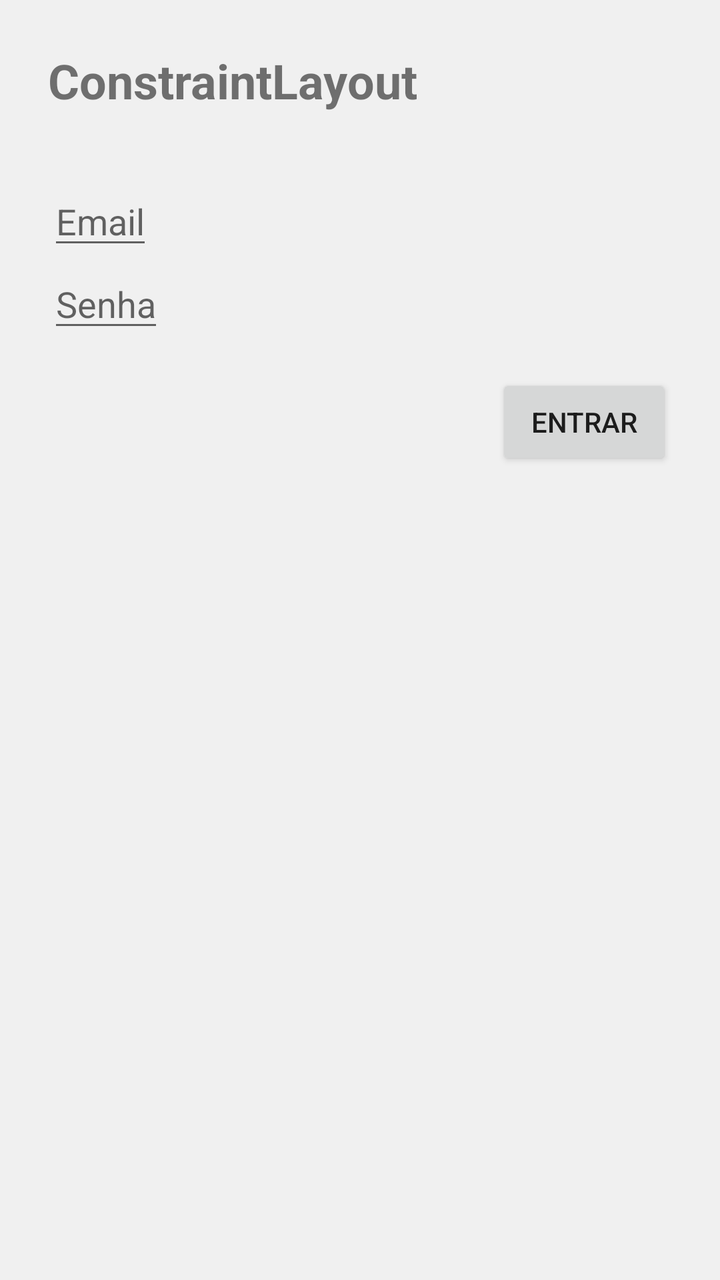
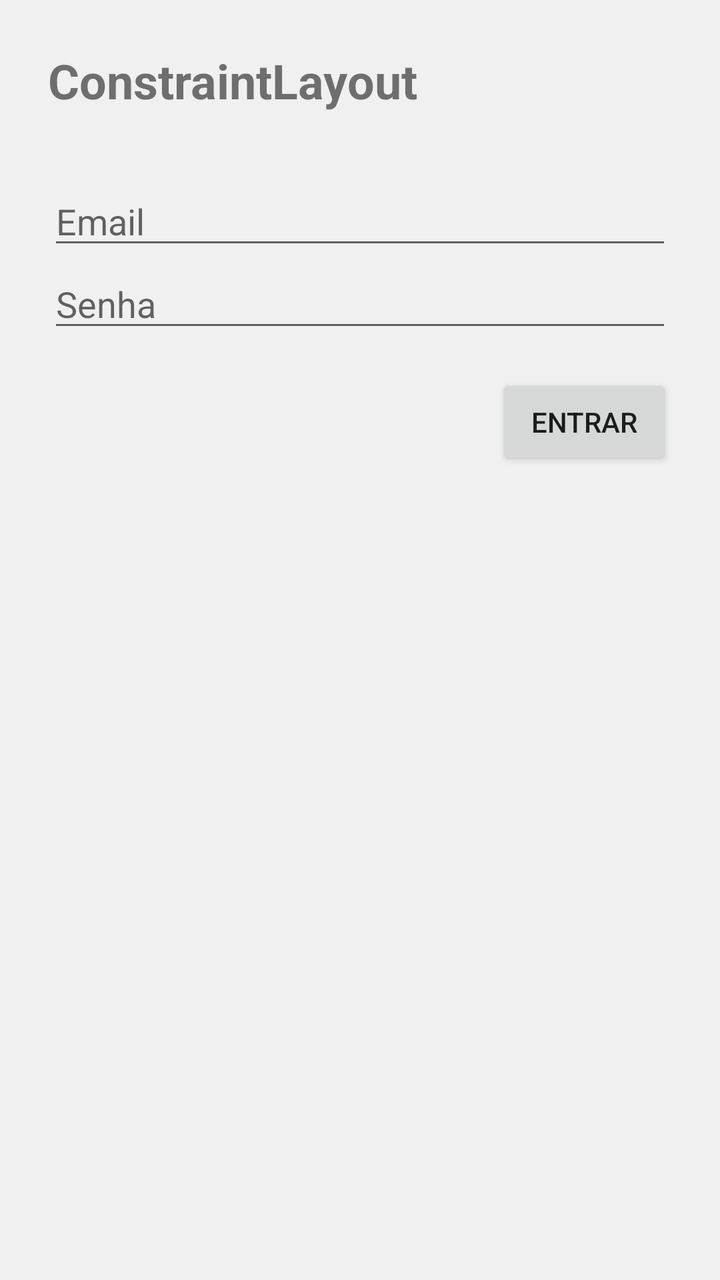

Two renders of the same Android screen: before a commit and after it. Below are the layout's source before the change and the commit's diff.
<!-- AndroidManifest.xml: application theme Theme.Login -->
<!-- res/layout/activity_constraint.xml -->
<?xml version="1.0" encoding="utf-8"?>
<androidx.constraintlayout.widget.ConstraintLayout xmlns:android="http://schemas.android.com/apk/res/android"
    xmlns:app="http://schemas.android.com/apk/res-auto"
    android:layout_width="match_parent"
    android:layout_height="wrap_content"
    android:padding="24dp"
    android:background="#F0F0F0"
    android:layout_marginBottom="16dp">

    <TextView
        android:id="@+id/tvTitle"
        android:layout_width="wrap_content"
        android:layout_height="wrap_content"
        android:text="ConstraintLayout"
        android:textSize="24sp"
        android:textStyle="bold"
        app:layout_constraintTop_toTopOf="parent"
        app:layout_constraintStart_toStartOf="parent" />

    <EditText
        android:id="@+id/etEmail"
        android:layout_width="0dp"
        android:layout_height="wrap_content"
        android:hint="Email"
        android:layout_marginTop="32dp"
        app:layout_constraintTop_toBottomOf="@id/tvTitle"
        app:layout_constraintStart_toStartOf="parent"
        app:layout_endOf="parent" />

    <EditText
        android:id="@+id/etPassword"
        android:layout_width="0dp"
        android:layout_height="wrap_content"
        android:hint="Senha"
        android:inputType="textPassword"
        app:layout_constraintTop_toBottomOf="@id/etEmail"
        app:layout_constraintStart_toStartOf="parent"
        app:layout_endOf="parent" />

    <Button
        android:layout_width="wrap_content"
        android:layout_height="wrap_content"
        android:text="Entrar"
        android:layout_marginTop="16dp"
        app:layout_constraintTop_toBottomOf="@id/etPassword"
        app:layout_constraintEnd_toEndOf="parent" />

</androidx.constraintlayout.widget.ConstraintLayout>
<!-- resources referenced by this layout -->
<resources>
  <style name="Theme.Login" parent="Theme.MaterialComponents.DayNight.DarkActionBar">
          
          <item name="colorPrimary">@color/purple_500</item>
          <item name="colorPrimaryVariant">@color/purple_700</item>
          <item name="colorOnPrimary">@color/white</item>
          
          <item name="colorSecondary">@color/teal_200</item>
          <item name="colorSecondaryVariant">@color/teal_700</item>
          <item name="colorOnSecondary">@color/black</item>
          
          <item name="android:statusBarColor">?attr/colorPrimaryVariant</item>
          
      </style>
  <color name="purple_500">#FF6200EE</color>
  <color name="purple_700">#FF3700B3</color>
  <color name="white">#FFFFFFFF</color>
  <color name="teal_200">#FF03DAC5</color>
  <color name="teal_700">#FF018786</color>
  <color name="black">#FF000000</color>
</resources>

<!-- the commit's change to res/layout/activity_constraint.xml (unified diff, before → after) -->
@@ -25,7 +25,7 @@
         android:layout_marginTop="32dp"
         app:layout_constraintTop_toBottomOf="@id/tvTitle"
         app:layout_constraintStart_toStartOf="parent"
-        app:layout_endOf="parent" />
+        app:layout_constraintEnd_toEndOf="parent" />
 
     <EditText
         android:id="@+id/etPassword"
@@ -35,7 +35,7 @@
         android:inputType="textPassword"
         app:layout_constraintTop_toBottomOf="@id/etEmail"
         app:layout_constraintStart_toStartOf="parent"
-        app:layout_endOf="parent" />
+        app:layout_constraintEnd_toEndOf="parent" />
 
     <Button
         android:layout_width="wrap_content"
